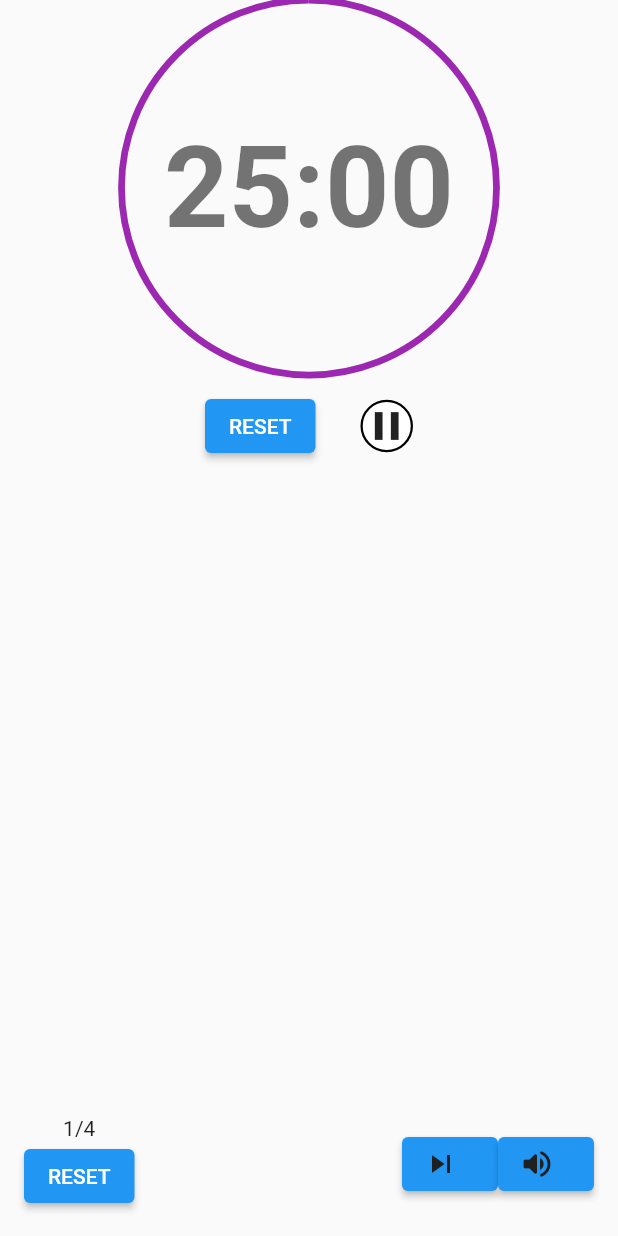
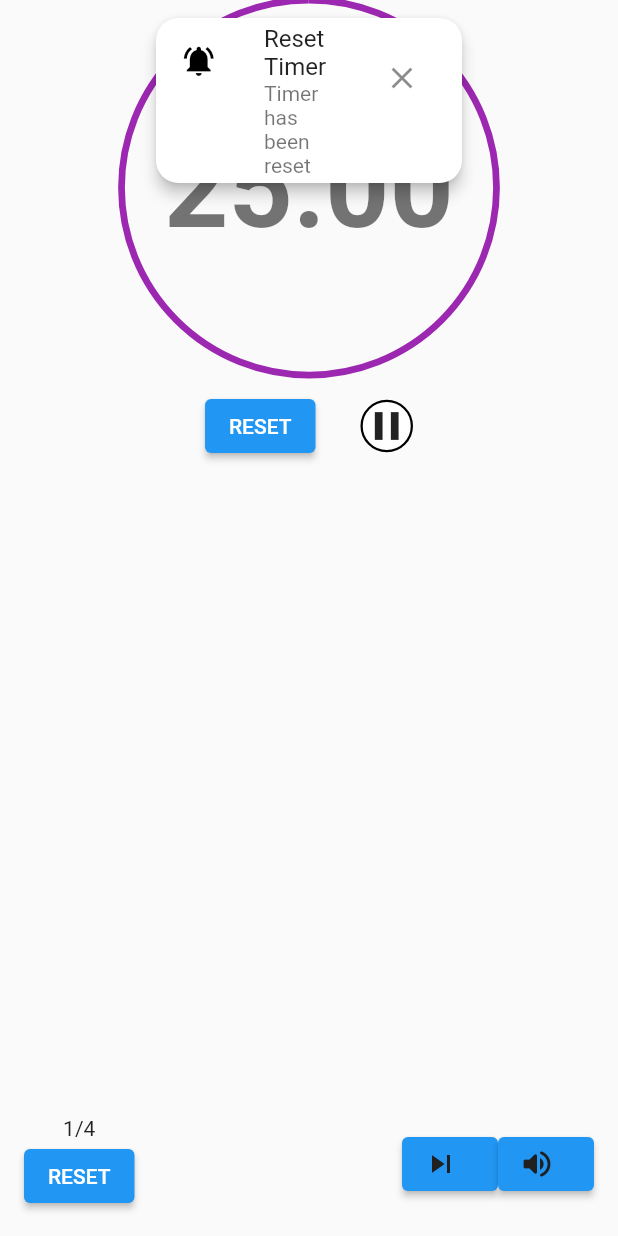
Before and after one commit to ultra1008/linux_flutter_APP, a Flutter app: the ClockWidget widget shown alone on an empty page, opened directly, after a tap on "RESET", on a phone screen of 412 x 824 dp. Run offline on Flutter 3.47's test engine with Material 2 defaults, Android fonts, the light colour scheme and no system bars; our stand-ins replace audioplayers, flutter_secure_storage, get, overlay_support; missing offline and left inert: fluent_ui, system_theme, window_manager, yaru; accounts and stored records are empty.

Commit message:
Added InApp Notification & Sounds

```diff
--- /dev/null
+++ b/lib/helpers/inapp_notif.dart
@@ -0,0 +1,46 @@
+import 'package:flutter/material.dart';
+import 'package:overlay_support/overlay_support.dart';
+
+pushInAppNotification({
+  required String title,
+  required String body,
+}) {
+  return showOverlayNotification(
+    (context) {
+      return Padding(
+        padding: const EdgeInsets.only(
+          top: 12.0,
+          right: 100,
+          left: 100,
+        ),
+        child: Card(
+          elevation: 4,
+          shape: RoundedRectangleBorder(
+            borderRadius: BorderRadius.circular(15),
+          ),
+          margin: const EdgeInsets.symmetric(horizontal: 4),
+          child: ListTile(
+            leading: SizedBox.fromSize(
+              size: const Size(25, 25),
+              child: const ClipOval(
+                child: Icon(
+                  Icons.notifications_active,
+                  color: Colors.black,
+                ),
+              ),
+            ),
+            title: Text(title),
+            subtitle: Text(body),
+            trailing: IconButton(
+              icon: const Icon(Icons.close),
+              onPressed: () {
+                OverlaySupportEntry.of(context)?.dismiss();
+              },
+            ),
+          ),
+        ),
+      );
+    },
+    duration: const Duration(seconds: 7),
+  );
+}
--- /dev/null
+++ b/lib/helpers/play_sound.dart
@@ -0,0 +1,6 @@
+import 'package:audioplayers/audioplayers.dart';
+
+Future<void> playSound(String soundPath) async {
+  AudioPlayer player = AudioPlayer();
+  await player.play(DeviceFileSource('assets/$soundPath'));
+}
--- a/lib/main.dart
+++ b/lib/main.dart
@@ -1,5 +1,6 @@
 import 'package:flutter/material.dart';
 import 'package:get/get.dart';
+import 'package:overlay_support/overlay_support.dart';
 import 'package:pomoflev/helpers/platform.dart';
 import 'package:pomoflev/src/initapp.dart';
 
@@ -15,7 +16,9 @@ class MyApp extends StatelessWidget {
   Widget build(BuildContext context) {
     return GetMaterialApp(
       debugShowCheckedModeBanner: false,
-      home: platformApp(),
+      home: OverlaySupport(
+        child: platformApp(),
+      ),
     );
   }
 }
--- a/lib/variables/variables.dart
+++ b/lib/variables/variables.dart
@@ -22,3 +22,6 @@ RxBool isTickSoundBreak = RxBool(true);
 RxBool isNotification = RxBool(true);
 RxBool isMinimizeToTray = RxBool(true);
 RxBool isMinimizeToTrayOnClose = RxBool(true);
+
+// Notification sounds
+String notifSoundPath = 'notif_sounds/notification_sound.mp3';
--- a/lib/widgets/common/clock_screen.dart
+++ b/lib/widgets/common/clock_screen.dart
@@ -1,7 +1,8 @@
 import 'dart:async';
-
+import 'package:get/get.dart';
 import 'package:flutter/material.dart';
-import 'package:get/get.dart';
+import 'package:pomoflev/helpers/inapp_notif.dart';
+import 'package:pomoflev/helpers/play_sound.dart';
 import 'package:pomoflev/helpers/time_helpers.dart';
 import 'package:pomoflev/helpers/platform.dart';
 import 'package:pomoflev/variables/variables.dart';
@@ -86,7 +87,12 @@ class _ClockWidgetState extends State<ClockWidget> {
           children: [
             platformTextButton(
               text: 'RESET',
-              onTap: () {
+              onTap: () async {
+                await playSound(notifSoundPath);
+                pushInAppNotification(
+                  title: 'Reset Timer',
+                  body: 'Timer has been reset',
+                );
                 currentTime.value = DateTime.parse('2020-01-01T00:25:00');
                 isContinue.value = false;
               },
```
Also changed, not shown: pubspec.yaml (+13 -31 lines), pubspec.lock, 6 other files.
